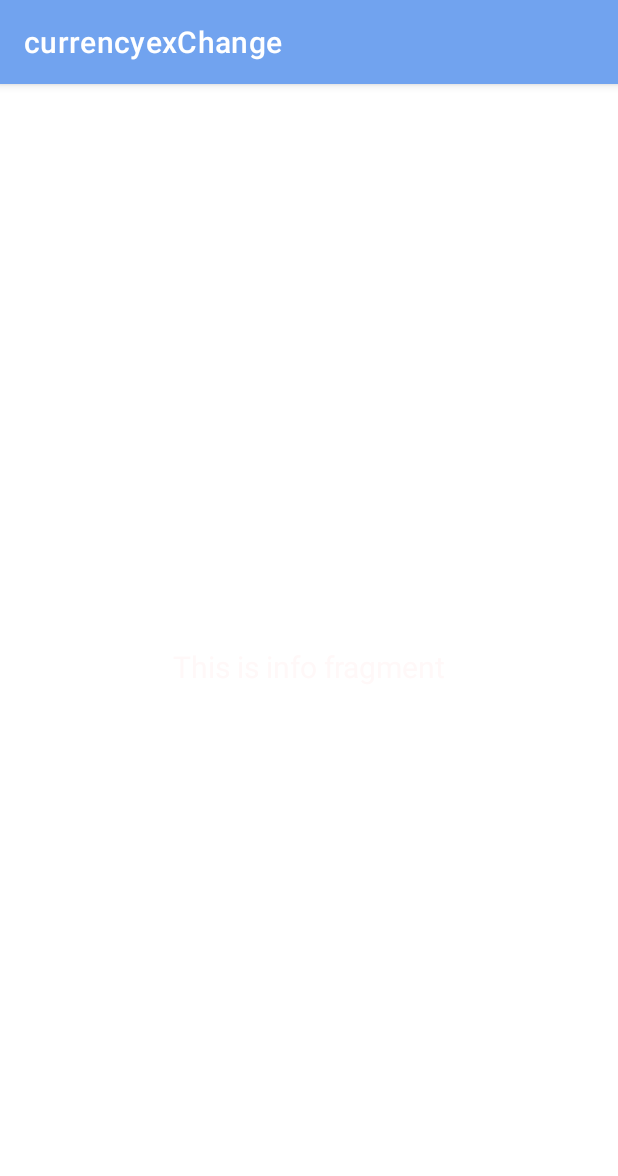
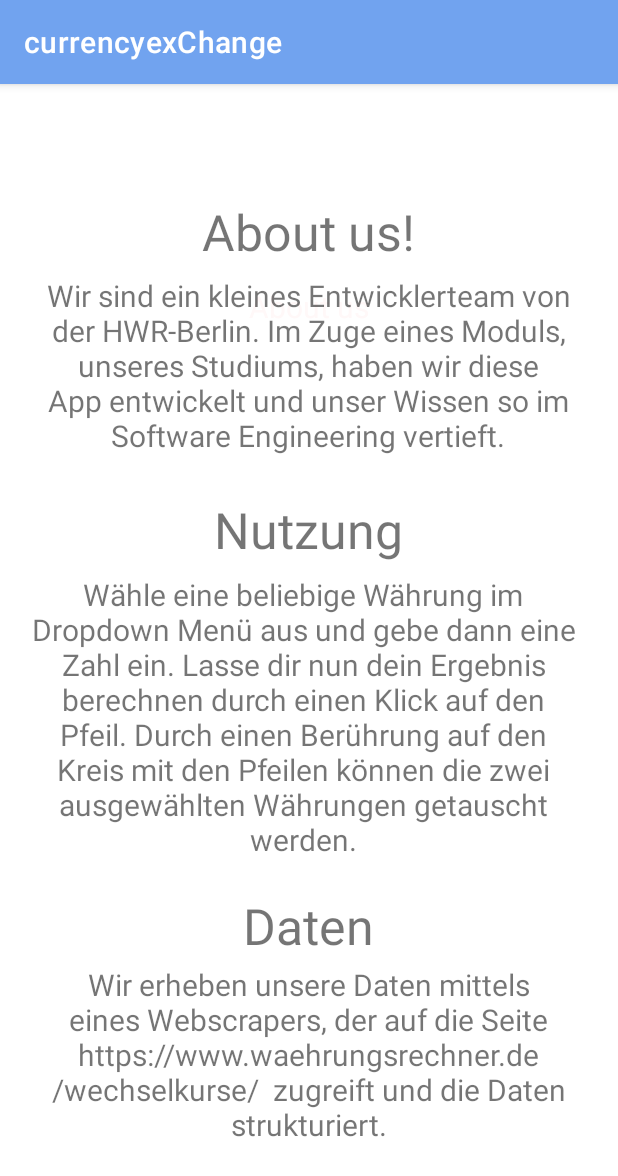
Before and after one commit to annika81115/currencyexChange, an Android app: the fragment InfoFragment shown on its own in the app's theme, on a phone screen of 412 x 824 dp. Shown: the top 1176 px of the screen. Run offline under Robolectric (Android 15) with nearby library versions, the phone set to English and light mode, and no system bars.

Commit message:
Käse-Brot
add content on info page and some small changes

```diff
--- a/app/src/main/java/com/example/currencyexchange/MainActivity.java
+++ b/app/src/main/java/com/example/currencyexchange/MainActivity.java
@@ -31,6 +31,7 @@ import java.io.File;
 import java.io.FileInputStream;
 import java.io.FileOutputStream;
 import java.io.IOException;
+import java.io.InputStream;
 import java.io.InputStreamReader;
 import java.io.BufferedReader;
 import java.io.OutputStreamWriter;
--- a/app/src/main/java/com/example/currencyexchange/ui/info/InfoViewModel.java
+++ b/app/src/main/java/com/example/currencyexchange/ui/info/InfoViewModel.java
@@ -10,7 +10,7 @@ public class InfoViewModel extends ViewModel {
 
     public InfoViewModel() {
         mText = new MutableLiveData<>();
-        mText.setValue("This is info fragment");
+        mText.setValue("About us");
     }
 
     public LiveData<String> getText() {
--- a/app/src/main/res/layout/fragment_info.xml
+++ b/app/src/main/res/layout/fragment_info.xml
@@ -8,6 +8,7 @@
 
     <TextView
         android:id="@+id/text_gallery"
+        style="@style/TextColor"
         android:layout_width="match_parent"
         android:layout_height="wrap_content"
         android:layout_marginStart="8dp"
@@ -17,7 +18,116 @@
         android:textSize="20sp"
         app:layout_constraintBottom_toBottomOf="parent"
         app:layout_constraintEnd_toEndOf="parent"
+        app:layout_constraintHorizontal_bias="0.0"
         app:layout_constraintStart_toStartOf="parent"
         app:layout_constraintTop_toTopOf="parent"
-        style="@style/TextColor"/>
+        app:layout_constraintVertical_bias="0.173" />
+
+    <TextView
+        android:id="@+id/text_aboutUs_body"
+        android:layout_width="372dp"
+        android:layout_height="241dp"
+        android:layout_marginStart="8dp"
+        android:layout_marginTop="8dp"
+        android:layout_marginEnd="8dp"
+        android:gravity="center"
+        android:text="@string/aboutUs_body"
+        android:textAlignment="center"
+        android:textSize="20sp"
+        app:layout_constraintBottom_toBottomOf="parent"
+        app:layout_constraintEnd_toEndOf="parent"
+        app:layout_constraintHorizontal_bias="0.478"
+        app:layout_constraintStart_toStartOf="parent"
+        app:layout_constraintTop_toTopOf="parent"
+        app:layout_constraintVertical_bias="0.114" />
+
+    <TextView
+        android:id="@+id/text_aboutUs"
+        android:layout_width="184dp"
+        android:layout_height="64dp"
+        android:layout_marginStart="8dp"
+        android:layout_marginTop="8dp"
+        android:layout_marginEnd="8dp"
+        android:gravity="center"
+        android:text="@string/aboutUs"
+        android:textAlignment="center"
+        android:textSize="33sp"
+        app:layout_constraintBottom_toBottomOf="parent"
+        app:layout_constraintEnd_toEndOf="parent"
+        app:layout_constraintHorizontal_bias="0.497"
+        app:layout_constraintStart_toStartOf="parent"
+        app:layout_constraintTop_toTopOf="parent"
+        app:layout_constraintVertical_bias="0.084" />
+
+    <TextView
+        android:id="@+id/text_nutzung_body"
+        android:layout_width="372dp"
+        android:layout_height="241dp"
+        android:layout_marginStart="8dp"
+        android:layout_marginTop="8dp"
+        android:layout_marginEnd="8dp"
+        android:gravity="center"
+        android:text="@string/nutzung_body"
+        android:textAlignment="center"
+        android:textSize="20sp"
+        app:layout_constraintBottom_toBottomOf="parent"
+        app:layout_constraintEnd_toEndOf="parent"
+        app:layout_constraintHorizontal_bias="0.347"
+        app:layout_constraintStart_toStartOf="parent"
+        app:layout_constraintTop_toTopOf="parent"
+        app:layout_constraintVertical_bias="0.566" />
+
+    <TextView
+        android:id="@+id/text_nutzung"
+        android:layout_width="184dp"
+        android:layout_height="64dp"
+        android:layout_marginStart="8dp"
+        android:layout_marginTop="8dp"
+        android:layout_marginEnd="8dp"
+        android:gravity="center"
+        android:text="@string/nutzung"
+        android:textAlignment="center"
+        android:textSize="33sp"
+        app:layout_constraintBottom_toBottomOf="parent"
+        app:layout_constraintEnd_toEndOf="parent"
+        app:layout_constraintHorizontal_bias="0.497"
+        app:layout_constraintStart_toStartOf="parent"
+        app:layout_constraintTop_toTopOf="parent"
+        app:layout_constraintVertical_bias="0.37" />
+
+    <TextView
+        android:id="@+id/text_data_body"
+        android:layout_width="372dp"
+        android:layout_height="241dp"
+        android:layout_marginStart="8dp"
+        android:layout_marginTop="8dp"
+        android:layout_marginEnd="8dp"
+        android:gravity="center"
+        android:text="@string/data_body"
+        android:textAlignment="center"
+        android:textSize="20sp"
+        app:layout_constraintBottom_toBottomOf="parent"
+        app:layout_constraintEnd_toEndOf="parent"
+        app:layout_constraintHorizontal_bias="0.478"
+        app:layout_constraintStart_toStartOf="parent"
+        app:layout_constraintTop_toTopOf="parent"
+        app:layout_constraintVertical_bias="1.0" />
+
+    <TextView
+        android:id="@+id/text_data"
+        android:layout_width="184dp"
+        android:layout_height="64dp"
+        android:layout_marginStart="8dp"
+        android:layout_marginTop="8dp"
+        android:layout_marginEnd="8dp"
+        android:gravity="center"
+        android:text="@string/data"
+        android:textAlignment="center"
+        android:textSize="33sp"
+        app:layout_constraintBottom_toBottomOf="parent"
+        app:layout_constraintEnd_toEndOf="parent"
+        app:layout_constraintHorizontal_bias="0.497"
+        app:layout_constraintStart_toStartOf="parent"
+        app:layout_constraintTop_toTopOf="parent"
+        app:layout_constraintVertical_bias="0.749" />
 </androidx.constraintlayout.widget.ConstraintLayout>
--- a/app/src/main/res/values/strings.xml
+++ b/app/src/main/res/values/strings.xml
@@ -7,12 +7,18 @@
     <string name="nav_header_desc">Navigation header</string>
     <string name="action_settings">Settings</string>
 
-    <string name="menu_home">Home</string>
+    <string name="menu_home">Currency Exchange</string>
     <string name="menu_info">Info</string>
     <string name="number_one">number one</string>
     <string name="number_two">number two</string>
     <string name="home_text1">Der aktuelle Wechselkurs beträgt</string>
     <string name="button_to_submit">Button to submit</string>
-    <string name="info">Info</string>
+    <string name="info">info</string>
     <string name="doener">"Gib erst einen Wert zum Umrechnen ein! Dann wirst du erfahren, wie viele Döner es Wert ist!"</string>
+    <string name="aboutUs_body">"Wir sind ein kleines Entwicklerteam von der HWR-Berlin. Im Zuge eines Moduls, unseres Studiums, haben wir diese App entwickelt und unser Wissen so im Software Engineering vertieft."</string>
+    <string name="aboutUs">About us!</string>
+    <string name="nutzung_body">"Wähle eine beliebige Währung im Dropdown Menü aus und gebe dann eine Zahl ein. Lasse dir nun dein Ergebnis berechnen durch einen Klick auf den Pfeil. Durch einen Berührung auf den Kreis mit den Pfeilen können die zwei ausgewählten Währungen getauscht werden."</string>
+    <string name="nutzung">Nutzung</string>
+    <string name="data_body">"Wir erheben unsere Daten mittels eines Webscrapers, der auf die Seite https://www.waehrungsrechner.de/wechselkurse/  zugreift und die Daten strukturiert."</string>
+    <string name="data">Daten</string>
 </resources>
```
